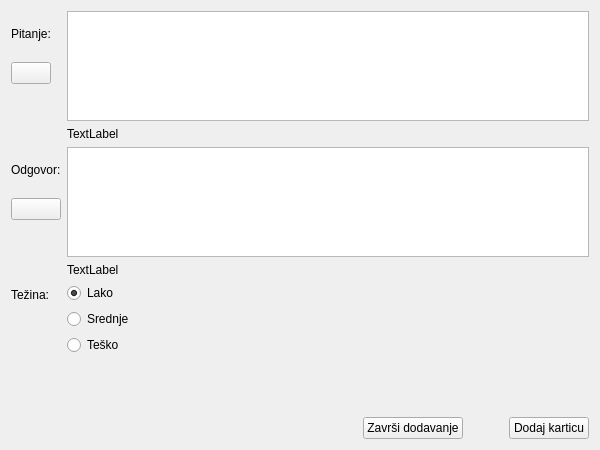
Old version of the form app/forms/createdeckwindow.ui in the repository bogdans55/StudySphere.
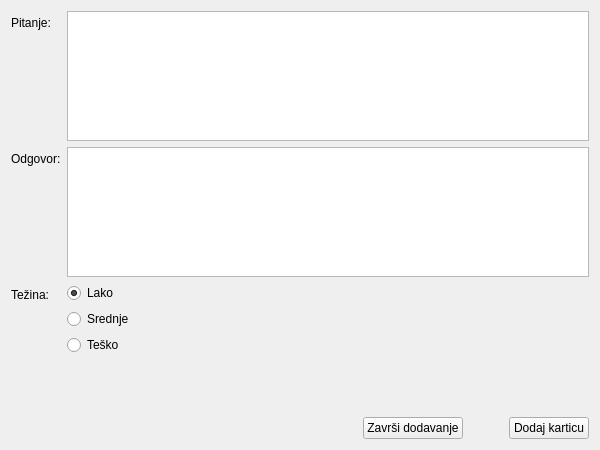
New version of the form. Icons and pictures are not drawn.

Commit message: Removed ui elements for images

Diff of the .ui file:
```diff
--- a/app/forms/createdeckwindow.ui
+++ b/app/forms/createdeckwindow.ui
@@ -30,36 +30,12 @@
        </property>
       </widget>
      </item>
-     <item>
-      <widget class="QPushButton" name="pushButton_addQuestionImage">
-       <property name="icon">
-        <iconset resource="../res/icons.qrc">
-         <normaloff>:/icons/image.png</normaloff>:/icons/image.png</iconset>
-       </property>
-       <property name="iconSize">
-        <size>
-         <width>32</width>
-         <height>32</height>
-        </size>
-       </property>
-      </widget>
-     </item>
     </layout>
    </item>
    <item row="0" column="1">
     <widget class="QTextEdit" name="textEdit_question"/>
    </item>
-   <item row="1" column="1">
-    <widget class="QLabel" name="label_questionImage">
-     <property name="enabled">
-      <bool>true</bool>
-     </property>
-     <property name="text">
-      <string>TextLabel</string>
-     </property>
-    </widget>
-   </item>
-   <item row="2" column="0">
+   <item row="1" column="0">
     <layout class="QVBoxLayout" name="verticalLayout_2">
      <item>
       <widget class="QLabel" name="label_answer">
@@ -68,43 +44,19 @@
        </property>
       </widget>
      </item>
-     <item>
-      <widget class="QPushButton" name="pushButton_addAnswerImage">
-       <property name="icon">
-        <iconset resource="../res/icons.qrc">
-         <normaloff>:/icons/image.png</normaloff>:/icons/image.png</iconset>
-       </property>
-       <property name="iconSize">
-        <size>
-         <width>32</width>
-         <height>32</height>
-        </size>
-       </property>
-      </widget>
-     </item>
     </layout>
    </item>
-   <item row="2" column="1">
+   <item row="1" column="1">
     <widget class="QTextEdit" name="textEdit_answer"/>
    </item>
-   <item row="3" column="1">
-    <widget class="QLabel" name="label_answerImage">
-     <property name="enabled">
-      <bool>true</bool>
-     </property>
-     <property name="text">
-      <string>TextLabel</string>
-     </property>
-    </widget>
-   </item>
-   <item row="4" column="0">
+   <item row="2" column="0">
     <widget class="QLabel" name="label_difficulty">
      <property name="text">
       <string>Težina:</string>
      </property>
     </widget>
    </item>
-   <item row="4" column="1">
+   <item row="2" column="1">
     <layout class="QVBoxLayout" name="verticalLayout_difficulty">
      <item>
       <widget class="QRadioButton" name="radioButton_easy">
@@ -135,7 +87,7 @@
      </item>
     </layout>
    </item>
-   <item row="5" column="1">
+   <item row="3" column="1">
     <spacer name="verticalSpacer_2">
      <property name="orientation">
       <enum>Qt::Vertical</enum>
@@ -151,7 +103,7 @@
      </property>
     </spacer>
    </item>
-   <item row="6" column="0" colspan="2">
+   <item row="4" column="0" colspan="2">
     <layout class="QHBoxLayout" name="horizontalLayout_buttons">
      <item>
       <spacer name="horizontalSpacer_2">
```
The commit also changes 4 other files.
